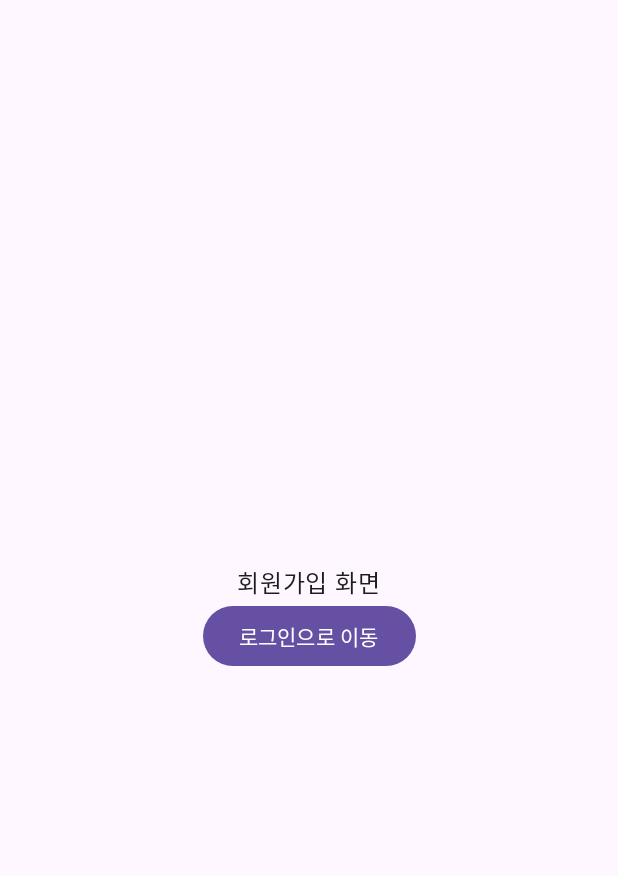
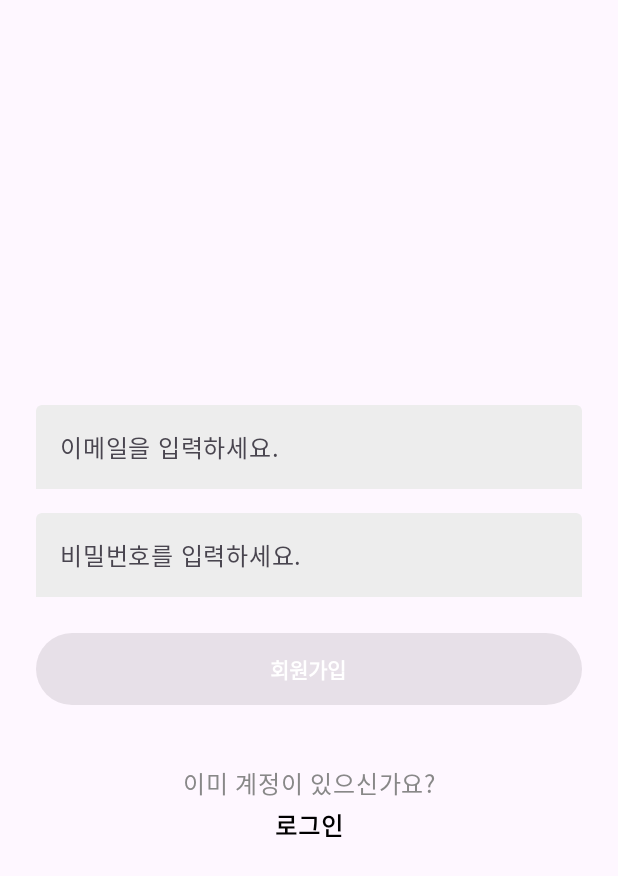
Before and after one commit to Mobile2-AlwaysBeWithYou/AlwaysBeWithyou, an Android app built with Jetpack Compose: the SignUpScreen screen opened through its navigation route, on a phone screen of 412 x 824 dp. Shown: the top 876 px of the screen. Run offline under Robolectric (Android 15) with nearby library versions, the phone set to English and light mode, and no system bars; our stand-ins replace Firebase (no records; nobody signed in at launch, a user with empty details on screens opened directly).

Commit message:
회원가입 창 구현

```diff
--- a/app/src/main/java/com/example/alwaysbewithyou/presentation/onboarding/SignUpScreen.kt
+++ b/app/src/main/java/com/example/alwaysbewithyou/presentation/onboarding/SignUpScreen.kt
@@ -1,36 +1,153 @@
 package com.example.alwaysbewithyou.presentation.onboarding
 
+import android.util.Patterns
+import android.widget.Toast
+import androidx.compose.foundation.clickable
 import androidx.compose.foundation.layout.Arrangement
 import androidx.compose.foundation.layout.Column
+import androidx.compose.foundation.layout.Spacer
 import androidx.compose.foundation.layout.fillMaxSize
+import androidx.compose.foundation.layout.fillMaxWidth
+import androidx.compose.foundation.layout.height
+import androidx.compose.foundation.layout.padding
 import androidx.compose.material3.Button
+import androidx.compose.material3.ButtonDefaults
+import androidx.compose.material3.ExperimentalMaterial3Api
+import androidx.compose.material3.MaterialTheme
 import androidx.compose.material3.Text
+import androidx.compose.material3.TextField
+import androidx.compose.material3.TextFieldDefaults
 import androidx.compose.runtime.Composable
+import androidx.compose.runtime.getValue
+import androidx.compose.runtime.mutableStateOf
+import androidx.compose.runtime.remember
+import androidx.compose.runtime.setValue
 import androidx.compose.ui.Alignment
 import androidx.compose.ui.Modifier
+import androidx.compose.ui.graphics.Color
+import androidx.compose.ui.platform.LocalContext
+import androidx.compose.ui.text.font.FontWeight
+import androidx.compose.ui.text.input.PasswordVisualTransformation
+import androidx.compose.ui.tooling.preview.Preview
+import androidx.compose.ui.unit.dp
+import com.google.firebase.auth.FirebaseAuth
 
+@OptIn(ExperimentalMaterial3Api::class)
 @Composable
 fun SignUpScreen(
     modifier: Modifier = Modifier,
     onNavigateToLogin: () -> Unit
 ) {
+    var email by remember { mutableStateOf("") }
+    var password by remember { mutableStateOf("") }
+    val context = LocalContext.current
+
+    val isEmailValid = Patterns.EMAIL_ADDRESS.matcher(email).matches()
+    val isPasswordValid = password.length >= 6
+    val isFormValid = isEmailValid && isPasswordValid
+
     Column(
         modifier = modifier
-            .fillMaxSize(),
-        horizontalAlignment = Alignment.CenterHorizontally,
-        verticalArrangement = Arrangement.Center
+            .fillMaxSize()
+            .padding(24.dp),
+        verticalArrangement = Arrangement.Center,
+        horizontalAlignment = Alignment.CenterHorizontally
     ) {
-        Text(
-            text = "회원가입 화면"
+        TextField(
+            value = email,
+            onValueChange = { email = it },
+            placeholder = { Text("이메일을 입력하세요.") },
+            singleLine = true,
+            modifier = Modifier
+                .fillMaxWidth()
+                .padding(vertical = 8.dp),
+            colors = TextFieldDefaults.colors(
+                focusedContainerColor = Color(0xFFEDEDED),
+                unfocusedContainerColor = Color(0xFFEDEDED),
+                focusedIndicatorColor = Color.Transparent,
+                unfocusedIndicatorColor = Color.Transparent
+            )
         )
+        if (!isEmailValid && email.isNotEmpty()) {
+            Text(
+                text = "이메일 형식이 아닙니다!",
+                color = Color.Red,
+                fontSize = MaterialTheme.typography.bodySmall.fontSize,
+                modifier = Modifier
+                    .align(Alignment.Start)
+                    .padding(start = 8.dp)
+            )
+        }
+
+        TextField(
+            value = password,
+            onValueChange = { password = it },
+            placeholder = { Text("비밀번호를 입력하세요.") },
+            visualTransformation = PasswordVisualTransformation(),
+            singleLine = true,
+            modifier = Modifier
+                .fillMaxWidth()
+                .padding(vertical = 8.dp),
+            colors = TextFieldDefaults.colors(
+                focusedContainerColor = Color(0xFFEDEDED),
+                unfocusedContainerColor = Color(0xFFEDEDED),
+                focusedIndicatorColor = Color.Transparent,
+                unfocusedIndicatorColor = Color.Transparent
+            )
+        )
+        if (!isPasswordValid && password.isNotEmpty()) {
+            Text(
+                text = "비밀번호는 6자리 이상이어야 합니다!",
+                color = Color.Red,
+                fontSize = MaterialTheme.typography.bodySmall.fontSize,
+                modifier = Modifier
+                    .align(Alignment.Start)
+                    .padding(start = 8.dp)
+            )
+        }
+
         Button(
             onClick = {
-                onNavigateToLogin()
-            }
+                FirebaseAuth.getInstance()
+                    .createUserWithEmailAndPassword(email, password)
+                    .addOnCompleteListener { task ->
+                        if (task.isSuccessful) {
+                            Toast.makeText(context, "회원가입 성공", Toast.LENGTH_SHORT).show()
+                            onNavigateToLogin()
+                        } else {
+                            Toast.makeText(context, "회원가입 실패: ${task.exception?.message}", Toast.LENGTH_SHORT).show()
+                        }
+                    }
+            },
+            enabled = isFormValid,
+            modifier = Modifier
+                .fillMaxWidth()
+                .padding(vertical = 16.dp)
+                .height(48.dp),
+            colors = ButtonDefaults.buttonColors(
+                containerColor = if (isFormValid) Color(0xFFFFB651) else Color.LightGray
+            )
         ) {
-            Text(
-                text = "로그인으로 이동"
-            )
+            Text("회원가입", color = Color.White, fontWeight = FontWeight.ExtraBold)
         }
+
+        Spacer(modifier = Modifier.height(24.dp))
+        Text("이미 계정이 있으신가요?", color = Color.Gray)
+        Text(
+            text = "로그인",
+            color = Color.Black,
+            fontWeight = FontWeight.Bold,
+            modifier = Modifier
+                .clickable { onNavigateToLogin() }
+                .padding(top = 4.dp)
+        )
     }
 }
+
+@Preview
+@Composable
+private fun SignUpPrev() {
+    SignUpScreen(
+        onNavigateToLogin = {}
+    )
+}
--- a/gradle/libs.versions.toml
+++ b/gradle/libs.versions.toml
@@ -1,5 +1,6 @@
 [versions]
-agp = "8.9.0"
+agp = "8.7.0"
+#agp = "8.9.0"
 kotlin = "2.0.0"
 coreKtx = "1.16.0"
 junit = "4.13.2"
```
Also changed, not shown: 1 other file.
